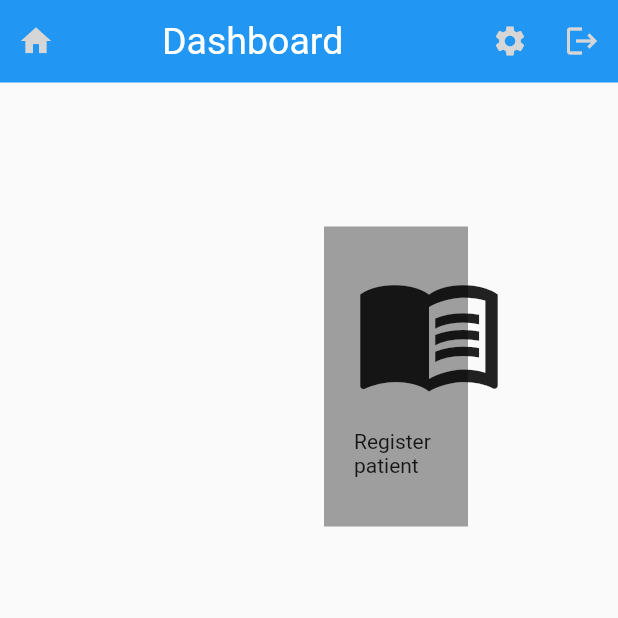
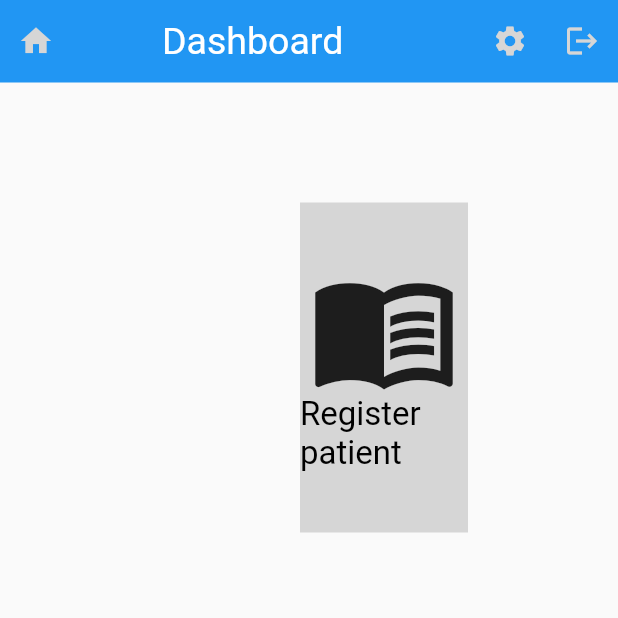
Before and after one commit to ksch-workflows/registration-desk-flutter, a Flutter app: the screen it shows after launch, on a phone screen of 412 x 824 dp, the top half of it. Run offline on Flutter 3.47's test engine with Material 2 defaults, Android fonts, the light colour scheme and no system bars; drawn by our look-alikes of loader_overlay; our stand-ins replace bloc, equatable, flutter_bloc, get_it; missing offline and left inert: ksch_dart_client.

Commit message:
Improve layout of dashboard tiles
CSD-88

```diff
--- a/lib/constants.dart
+++ b/lib/constants.dart
@@ -1,3 +1,10 @@
+import 'package:flutter/material.dart';
+
 class AppLayout {
-  static double appBarHeight = 55;
+  AppLayout._();
+
+  static const double appBarHeight = 55;
+  static final summaryPanelBackgroundColor = Colors.grey[350];
+  static final secondaryButtonBackgroundColor = Colors.grey[350];
+  static const secondaryButtonTextColor = Colors.black;
 }
--- a/lib/pages/dashboard/index.dart
+++ b/lib/pages/dashboard/index.dart
@@ -1,10 +1,13 @@
 import 'package:flutter/material.dart';
 
+import '../../constants.dart';
 import '../../routing.dart';
 import '../../widgets/scaffold/generic_panel.dart';
 import '../../widgets/scaffold/index.dart';
 import '../../widgets/test_bench.dart';
 import '../register_patient/index.dart';
+
+const double _kTileFontSize = 22;
 
 class RegistrationDashboard extends StatelessWidget {
   @override
@@ -37,27 +40,38 @@ class TileButton extends StatelessWidget {
 
   @override
   Widget build(BuildContext context) {
-    return Padding(
-      padding: const EdgeInsets.fromLTRB(16, 16, 0, 0),
-      child: InkWell(
+    return InkWell(
       child: Ink(
-          width: 200,
-          height: 200,
-          color: Colors.grey,
-          child: Container(
-            padding: const EdgeInsets.all(20),
-            child: Column(
+        width: 220,
+        height: 220,
+        color: AppLayout.secondaryButtonBackgroundColor,
+        child: Stack(
+          alignment: Alignment.center,
+          children: [
+            Column(
+              mainAxisAlignment: MainAxisAlignment.center,
               children: [
                 Icon(
                   icon,
                   size: 100,
                 ),
-                const SizedBox(
-                  height: 15,
-                ),
-                Text(title),
+                const SizedBox(height: 50),
               ],
             ),
+            Align(
+              alignment: Alignment.bottomCenter,
+              child: Padding(
+                padding: const EdgeInsets.only(bottom: 40),
+                child: Text(
+                  title,
+                  style: const TextStyle(
+                    color: AppLayout.secondaryButtonTextColor,
+                    fontSize: _kTileFontSize,
+                  ),
+                ),
+              ),
+            )
+          ],
         ),
       ),
       onTap: () {
@@ -66,7 +80,6 @@ class TileButton extends StatelessWidget {
           DesktopPageRoute(builder: (context) => RegisterPatientPage()),
         );
       },
-      ),
     );
   }
 }
--- a/lib/widgets/form_stepper/src/action_buttons.dart
+++ b/lib/widgets/form_stepper/src/action_buttons.dart
@@ -1,4 +1,6 @@
 import 'package:flutter/material.dart';
+
+import '../../../constants.dart';
 
 class ActionButtons extends StatelessWidget {
   final Function onBack;
@@ -55,10 +57,15 @@ class ActionButtons extends StatelessWidget {
   Widget _cancelButton(BuildContext context) {
     return ElevatedButton(
       key: const ValueKey('cancelButton'),
-      child: const Text('Cancel', style: TextStyle(color: Colors.black)),
+      child: const Text(
+        'Cancel',
+        style: TextStyle(
+          color: AppLayout.secondaryButtonTextColor,
+        ),
+      ),
       onPressed: onCancel as void Function()?,
       style: ElevatedButton.styleFrom(
-        primary: Colors.grey[350],
+        primary: AppLayout.secondaryButtonBackgroundColor,
       ),
     );
   }
@@ -68,10 +75,13 @@ class ActionButtons extends StatelessWidget {
       message: 'Go back to the previous step.',
       child: ElevatedButton(
         key: const ValueKey('backButton'),
-        child: const Text('Back', style: TextStyle(color: Colors.black)),
+        child: const Text('Back',
+            style: TextStyle(
+              color: AppLayout.secondaryButtonTextColor,
+            )),
         onPressed: onBack as void Function()?,
         style: ElevatedButton.styleFrom(
-          primary: Colors.grey[350],
+          primary: AppLayout.secondaryButtonBackgroundColor,
         ),
       ),
     );
```
Lines whose indentation alone changed are shown as unchanged.
